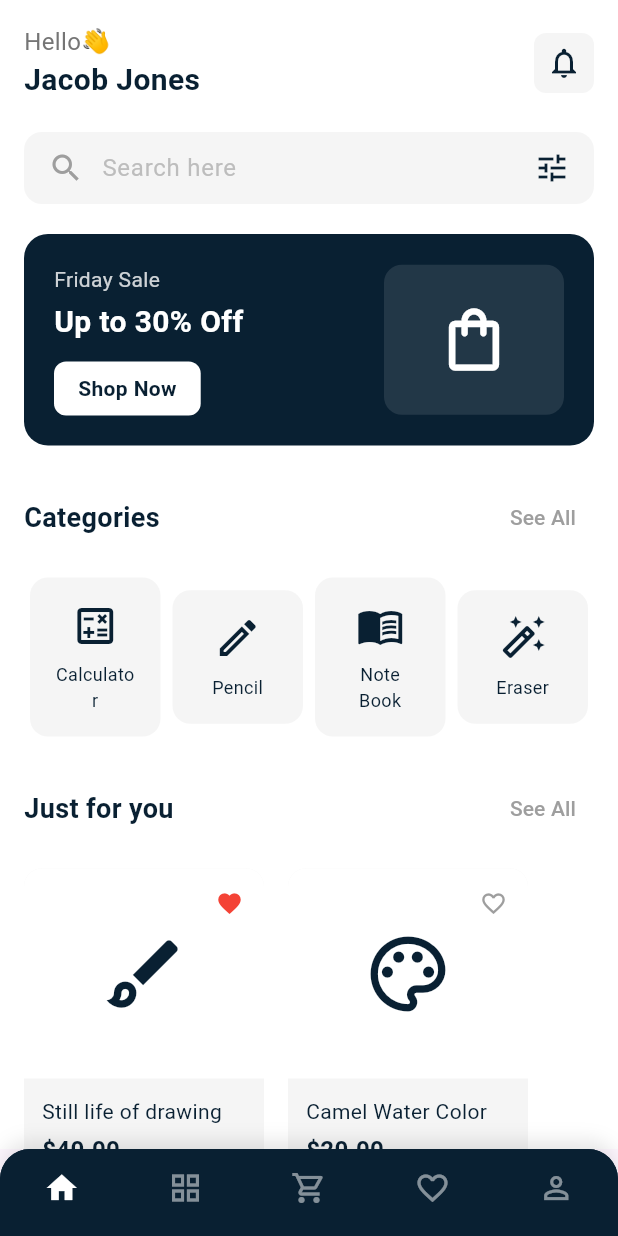
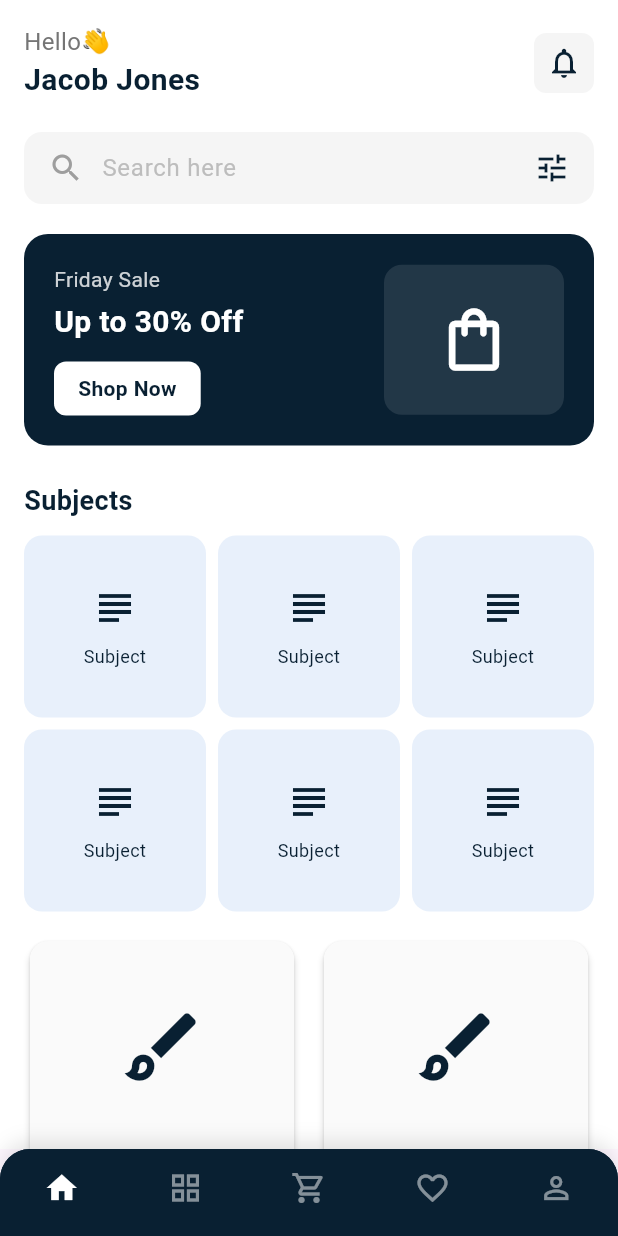
Before and after one commit to AhmedYasserTaha/jesoor_pro, a Flutter app: the screen it shows after launch, on a phone screen of 412 x 824 dp. Run offline on Flutter 3.47's test engine with Material 3 defaults, Android fonts, the phone set to English and light mode, and no system bars.

Commit message:
update home screen

```diff
--- a/lib/features/home_screen.dart
+++ b/lib/features/home_screen.dart
@@ -15,27 +15,52 @@ class HomeScreen extends StatelessWidget {
               crossAxisAlignment: CrossAxisAlignment.start,
               children: [
                 // Header Section
-                _buildHeader(),
+                const HomeHeader(),
                 const SizedBox(height: 20),
 
                 // Search Bar
-                _buildSearchBar(),
+                const SearchBarWidget(),
                 const SizedBox(height: 20),
 
                 // Promotional Banner
-                _buildPromoBanner(),
+                const PromoBanner(),
                 const SizedBox(height: 24),
+                const SectionHeader(title: 'Subjects'),
+                const SizedBox(height: 10),
 
                 // Categories Section
-                _buildSectionHeader('Categories', onSeeAll: () {}),
+                GridView.builder(
+                  gridDelegate: const SliverGridDelegateWithFixedCrossAxisCount(
+                    crossAxisCount: 3,
+                    childAspectRatio: 1.0,
+                    crossAxisSpacing: 8,
+                    mainAxisSpacing: 8,
+                  ),
+                  itemBuilder: (context, index) {
+                    return const SubjectItem();
+                  },
+                  itemCount: 6,
+                  shrinkWrap: true,
+                  physics: const NeverScrollableScrollPhysics(),
+                ),
                 const SizedBox(height: 16),
-                _buildCategoriesGrid(),
-                const SizedBox(height: 24),
 
                 // Just for you Section
-                _buildSectionHeader('Just for you', onSeeAll: () {}),
-                const SizedBox(height: 16),
-                _buildProductsList(),
+                GridView.builder(
+                  gridDelegate: const SliverGridDelegateWithFixedCrossAxisCount(
+                    crossAxisCount: 2,
+                    childAspectRatio: 0.7,
+                    crossAxisSpacing: 12,
+                    mainAxisSpacing: 12,
+                  ),
+                  itemBuilder: (context, index) {
+                    return const ProductItem();
+                  },
+                  itemCount: 6,
+                  shrinkWrap: true,
+                  physics: const NeverScrollableScrollPhysics(),
+                ),
+                const SizedBox(height: 20),
               ],
             ),
           ),
@@ -43,8 +68,13 @@ class HomeScreen extends StatelessWidget {
       ),
     );
   }
+}
 
-  Widget _buildHeader() {
+class HomeHeader extends StatelessWidget {
+  const HomeHeader({super.key});
+
+  @override
+  Widget build(BuildContext context) {
     return Row(
       mainAxisAlignment: MainAxisAlignment.spaceBetween,
       children: [
@@ -84,8 +114,13 @@ class HomeScreen extends StatelessWidget {
       ],
     );
   }
+}
 
-  Widget _buildSearchBar() {
+class SearchBarWidget extends StatelessWidget {
+  const SearchBarWidget({super.key});
+
+  @override
+  Widget build(BuildContext context) {
     return Container(
       padding: const EdgeInsets.symmetric(horizontal: 16),
       decoration: BoxDecoration(
@@ -110,8 +145,13 @@ class HomeScreen extends StatelessWidget {
       ),
     );
   }
+}
 
-  Widget _buildPromoBanner() {
+class PromoBanner extends StatelessWidget {
+  const PromoBanner({super.key});
+
+  @override
+  Widget build(BuildContext context) {
     return Container(
       padding: const EdgeInsets.all(20),
       decoration: BoxDecoration(
@@ -162,7 +202,6 @@ class HomeScreen extends StatelessWidget {
             ),
           ),
           const SizedBox(width: 16),
-          // Placeholder for image - will be replaced with API image
           Container(
             width: 120,
             height: 100,
@@ -180,8 +219,15 @@ class HomeScreen extends StatelessWidget {
       ),
     );
   }
+}
 
-  Widget _buildSectionHeader(String title, {required VoidCallback onSeeAll}) {
+class SectionHeader extends StatelessWidget {
+  final String title;
+
+  const SectionHeader({super.key, required this.title});
+
+  @override
+  Widget build(BuildContext context) {
     return Row(
       mainAxisAlignment: MainAxisAlignment.spaceBetween,
       children: [
@@ -193,162 +239,58 @@ class HomeScreen extends StatelessWidget {
             color: Color(0xFF092032),
           ),
         ),
-        TextButton(
-          onPressed: onSeeAll,
-          child: const Text(
-            'See All',
-            style: TextStyle(color: Colors.grey, fontSize: 14),
-          ),
-        ),
       ],
     );
   }
-
-  Widget _buildCategoriesGrid() {
-    // This will be populated from API
-    final categories = [
-      {'name': 'Calculator', 'icon': Icons.calculate_outlined},
-      {'name': 'Pencil', 'icon': Icons.edit_outlined},
-      {'name': 'Note Book', 'icon': Icons.menu_book_outlined},
-      {'name': 'Eraser', 'icon': Icons.auto_fix_high_outlined},
-    ];
-
-    return Row(
-      mainAxisAlignment: MainAxisAlignment.spaceBetween,
-      children: categories.map((category) {
-        return _buildCategoryItem(
-          category['name'] as String,
-          category['icon'] as IconData,
-        );
-      }).toList(),
-    );
 }
 
-  Widget _buildCategoryItem(String name, IconData icon) {
-    return Expanded(
-      child: Container(
-        margin: const EdgeInsets.symmetric(horizontal: 4),
-        padding: const EdgeInsets.all(16),
-        decoration: BoxDecoration(
-          color: Colors.grey[100],
-          borderRadius: BorderRadius.circular(12),
-        ),
-        child: Column(
-          children: [
-            Icon(icon, size: 32, color: const Color(0xFF092032)),
-            const SizedBox(height: 8),
-            Text(
-              name,
-              textAlign: TextAlign.center,
-              style: const TextStyle(fontSize: 12, color: Color(0xFF092032)),
-            ),
-          ],
-        ),
-      ),
-    );
-  }
+class ProductItem extends StatelessWidget {
+  const ProductItem({super.key});
 
-  Widget _buildProductsList() {
-    // This will be populated from API
-    final products = [
-      {
-        'name': 'Still life of drawing',
-        'price': '\$40.00',
-        'image': Icons.brush_outlined,
-        'isFavorite': true,
-      },
-      {
-        'name': 'Camel Water Color',
-        'price': '\$20.00',
-        'image': Icons.palette_outlined,
-        'isFavorite': false,
-      },
-    ];
-
-    return SizedBox(
-      height: 220,
-      child: ListView.builder(
-        scrollDirection: Axis.horizontal,
-        itemCount: products.length,
-        itemBuilder: (context, index) {
-          final product = products[index];
-          return _buildProductCard(
-            product['name'] as String,
-            product['price'] as String,
-            product['image'] as IconData,
-            product['isFavorite'] as bool,
-          );
-        },
-      ),
-    );
-  }
-
-  Widget _buildProductCard(
-    String name,
-    String price,
-    IconData icon,
-    bool isFavorite,
-  ) {
-    return Container(
-      width: 160,
-      margin: const EdgeInsets.only(right: 16),
-      decoration: BoxDecoration(
-        color: Colors.grey[100],
-        borderRadius: BorderRadius.circular(12),
-      ),
+  @override
+  Widget build(BuildContext context) {
+    return Card(
+      color: Colors.white,
+      elevation: 2,
+      shape: RoundedRectangleBorder(borderRadius: BorderRadius.circular(12)),
       child: Column(
         crossAxisAlignment: CrossAxisAlignment.start,
-        children: [
-          Stack(
         children: [
           Container(
             height: 140,
             decoration: BoxDecoration(
-                  color: Colors.white,
+              color: Colors.grey[50],
               borderRadius: const BorderRadius.vertical(
                 top: Radius.circular(12),
               ),
             ),
-                child: Center(
-                  child: Icon(icon, size: 60, color: const Color(0xFF092032)),
-                ),
-              ),
-              Positioned(
-                top: 8,
-                right: 8,
-                child: Container(
-                  padding: const EdgeInsets.all(6),
-                  decoration: const BoxDecoration(
-                    color: Colors.white,
-                    shape: BoxShape.circle,
-                  ),
+            child: const Center(
               child: Icon(
-                    isFavorite ? Icons.favorite : Icons.favorite_border,
-                    size: 18,
-                    color: isFavorite ? Colors.red : Colors.grey,
+                Icons.brush_outlined,
+                size: 60,
+                color: Color(0xFF092032),
               ),
             ),
           ),
-            ],
-          ),
-          Padding(
-            padding: const EdgeInsets.all(12),
+          const Padding(
+            padding: EdgeInsets.all(12),
             child: Column(
               crossAxisAlignment: CrossAxisAlignment.start,
               children: [
                 Text(
-                  name,
-                  style: const TextStyle(
+                  'Product Name',
+                  style: TextStyle(
                     fontSize: 14,
                     color: Color(0xFF092032),
+                    fontWeight: FontWeight.w500,
                   ),
                   maxLines: 2,
                   overflow: TextOverflow.ellipsis,
                 ),
-                const SizedBox(height: 4),
+                SizedBox(height: 4),
                 Text(
-                  price,
-                  style: const TextStyle(
+                  '\$40.00',
+                  style: TextStyle(
                     fontSize: 16,
                     fontWeight: FontWeight.bold,
                     color: Color(0xFF092032),
@@ -362,3 +304,30 @@ class HomeScreen extends StatelessWidget {
     );
   }
 }
+
+class SubjectItem extends StatelessWidget {
+  const SubjectItem({super.key});
+
+  @override
+  Widget build(BuildContext context) {
+    return Container(
+      padding: const EdgeInsets.all(12),
+      decoration: BoxDecoration(
+        color: Color(0xffe8f0fb),
+        borderRadius: BorderRadius.circular(12),
+      ),
+      child: Column(
+        mainAxisAlignment: MainAxisAlignment.center,
+        children: [
+          const Icon(Icons.subject, size: 32, color: Color(0xFF092032)),
+          const SizedBox(height: 8),
+          const Text(
+            'Subject',
+            textAlign: TextAlign.center,
+            style: TextStyle(fontSize: 12, color: Color(0xFF092032)),
+          ),
+        ],
+      ),
+    );
+  }
+}
```
Lines whose indentation alone changed are shown as unchanged.
